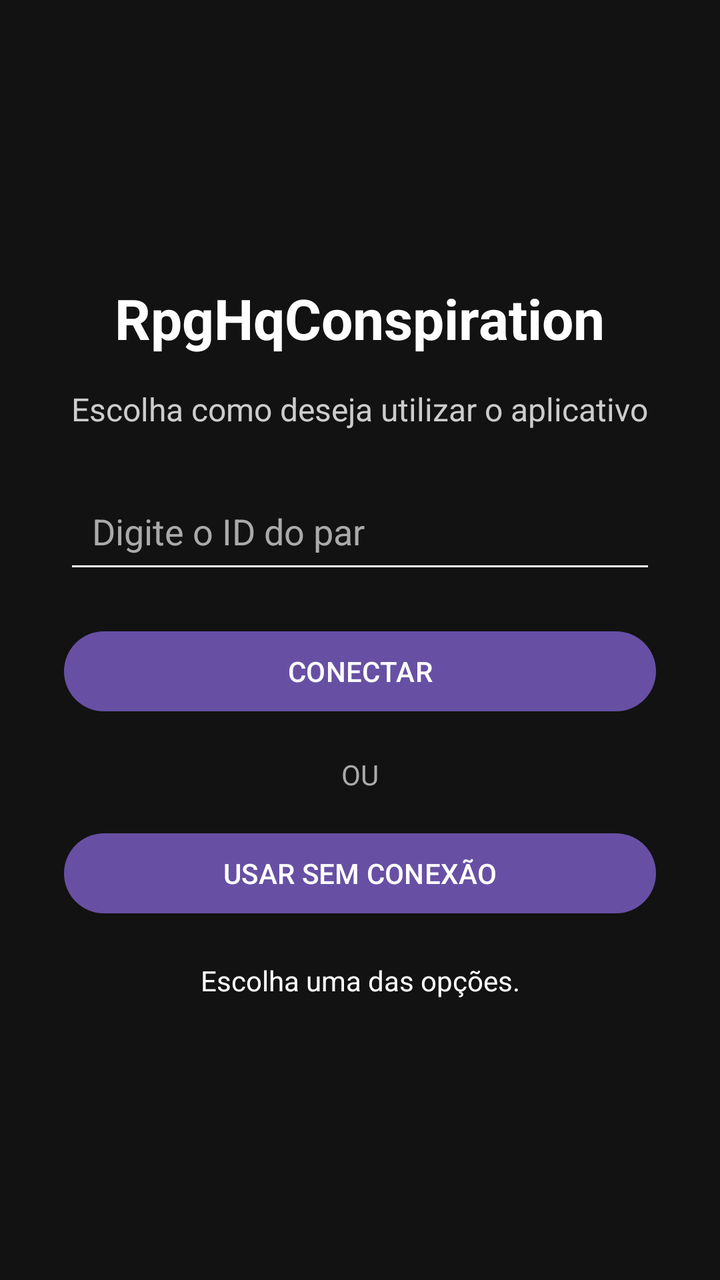
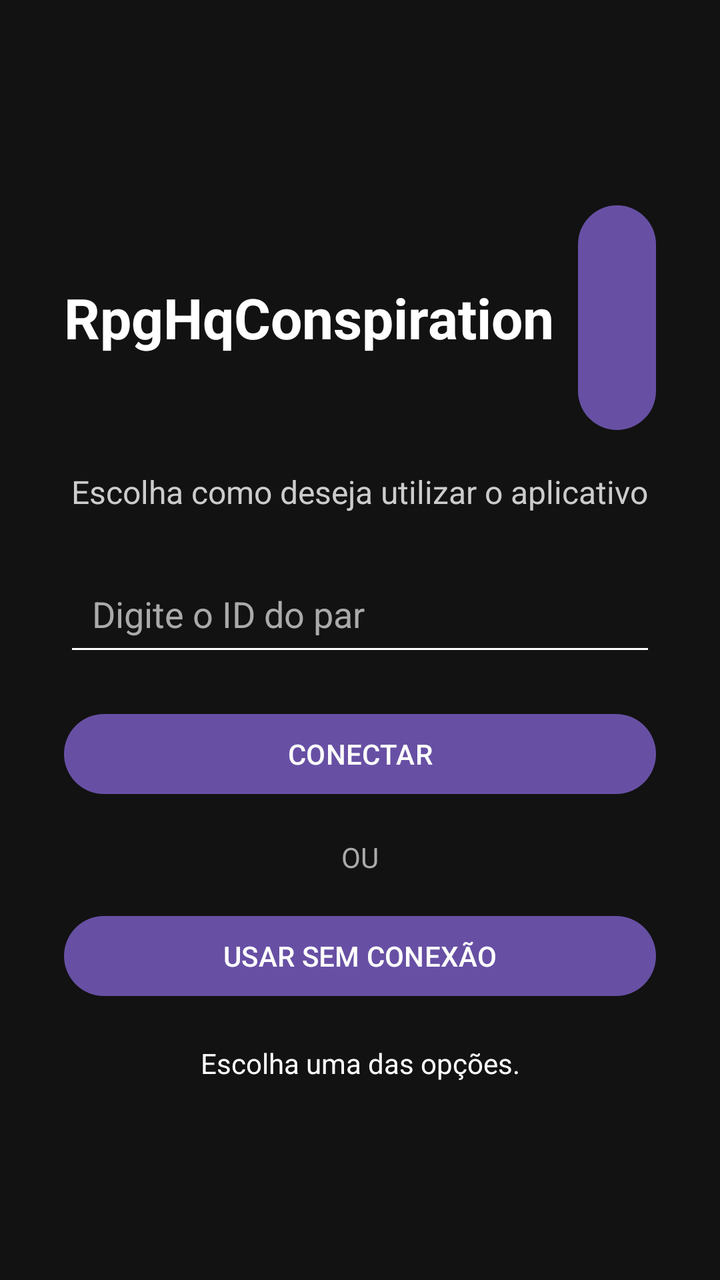

Screens rendered from an Android XML layout before and after an edit, with the pre-edit source and the edit as a unified diff.
<!-- AndroidManifest.xml: application theme Theme.RpgHqConspiration -->
<!-- res/layout/activity_conexao.xml -->
<?xml version="1.0" encoding="utf-8"?>
<FrameLayout
    android:id="@+id/layoutConexao"
    xmlns:android="http://schemas.android.com/apk/res/android"
    android:layout_width="match_parent"
    android:layout_height="match_parent"
    android:background="#121212">

    <LinearLayout
        android:layout_width="match_parent"
        android:layout_height="match_parent"
        android:orientation="vertical"
        android:gravity="center"
        android:padding="32dp">

    <TextView
        android:layout_width="wrap_content"
        android:layout_height="wrap_content"
        android:text="RpgHqConspiration"
        android:textColor="#FFFFFF"
        android:textSize="28sp"
        android:textStyle="bold"
        android:layout_marginBottom="16dp"/>

    <TextView
        android:layout_width="wrap_content"
        android:layout_height="wrap_content"
        android:text="Escolha como deseja utilizar o aplicativo"
        android:textColor="#CCCCCC"
        android:textSize="16sp"
        android:gravity="center"
        android:layout_marginBottom="24dp"/>

    <EditText
        android:id="@+id/campoCodigoPar"
        android:layout_width="match_parent"
        android:layout_height="wrap_content"
        android:hint="Digite o ID do par"
        android:textColor="#FFFFFF"
        android:textColorHint="#AAAAAA"
        android:inputType="text"
        android:maxLength="32"
        android:singleLine="true"
        android:padding="14dp"
        android:backgroundTint="#FFFFFF"/>

    <Button
        android:id="@+id/botaoConectar"
        android:layout_width="match_parent"
        android:layout_height="wrap_content"
        android:text="CONECTAR"
        android:layout_marginTop="20dp"/>

    <TextView
        android:id="@+id/textoOu"
        android:layout_width="wrap_content"
        android:layout_height="wrap_content"
        android:text="OU"
        android:textColor="#AAAAAA"
        android:layout_marginTop="18dp"
        android:layout_marginBottom="8dp"/>

    <Button
        android:id="@+id/botaoUsarSemConexao"
        android:layout_width="match_parent"
        android:layout_height="wrap_content"
        android:text="USAR SEM CONEXÃO"
        android:layout_marginTop="8dp"/>

    <TextView
        android:id="@+id/statusConexao"
        android:layout_width="match_parent"
        android:layout_height="wrap_content"
        android:text="Escolha uma das opções."
        android:textColor="#FFFFFF"
        android:textSize="14sp"
        android:gravity="center"
        android:layout_marginTop="20dp"/>

    </LinearLayout>

    <ScrollView
        android:id="@+id/statusConexaoAtivo"
        android:layout_width="match_parent"
        android:layout_height="140dp"
        android:layout_gravity="top"
        android:layout_marginStart="32dp"
        android:layout_marginEnd="32dp"
        android:background="#121212"
        android:visibility="gone"
        android:clickable="false"
        android:focusable="false"
        android:fillViewport="true"
        android:elevation="16dp">

        <TextView
            android:id="@+id/textoStatusConexaoAtivo"
            android:layout_width="match_parent"
            android:layout_height="wrap_content"
            android:padding="8dp"
            android:textColor="#FFFFFF"
            android:textSize="14sp"
            android:gravity="top|center_horizontal"/>
    </ScrollView>

</FrameLayout>
<!-- resources referenced by this layout -->
<resources>
  <style name="Theme.RpgHqConspiration" parent="Base.Theme.RpgHqConspiration" />
  <style name="Base.Theme.RpgHqConspiration" parent="Theme.Material3.DayNight.NoActionBar">
          
          
      </style>
</resources>

<!-- the commit's change to res/layout/activity_conexao.xml (unified diff, before → after) -->
@@ -13,14 +13,30 @@
         android:gravity="center"
         android:padding="32dp">
 
-    <TextView
-        android:layout_width="wrap_content"
+    <LinearLayout
+        android:layout_width="match_parent"
         android:layout_height="wrap_content"
-        android:text="RpgHqConspiration"
-        android:textColor="#FFFFFF"
-        android:textSize="28sp"
-        android:textStyle="bold"
-        android:layout_marginBottom="16dp"/>
+        android:orientation="horizontal"
+        android:gravity="center"
+        android:layout_marginBottom="16dp">
+
+        <TextView
+            android:layout_width="wrap_content"
+            android:layout_height="wrap_content"
+            android:text="RpgHqConspiration"
+            android:textColor="#FFFFFF"
+            android:textSize="28sp"
+            android:textStyle="bold"/>
+
+        <Button
+            android:id="@+id/botaoVerQuadros"
+            android:layout_width="wrap_content"
+            android:layout_height="wrap_content"
+            android:layout_marginStart="12dp"
+            android:minWidth="0dp"
+            android:text="QUADROS"
+            android:textSize="12sp"/>
+    </LinearLayout>
 
     <TextView
         android:layout_width="wrap_content"
